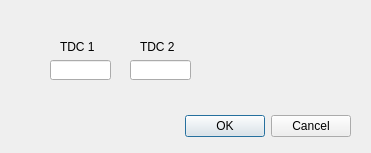
Entwicklungsburo-Stresing/EBST_CAM, file lsc-gui/dialogtdc.ui: the form before one commit.
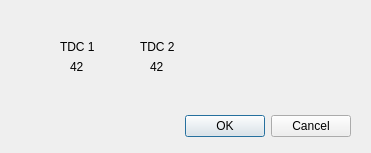
The form after the commit.

Commit message: finished tdc view...not tested well, but it should work well ;)

```diff
--- a/lsc-gui/dialogtdc.ui
+++ b/lsc-gui/dialogtdc.ui
@@ -42,38 +42,6 @@
     <string>TDC 1</string>
    </property>
   </widget>
-  <widget class="QLineEdit" name="viewTDC1">
-   <property name="geometry">
-    <rect>
-     <x>50</x>
-     <y>60</y>
-     <width>61</width>
-     <height>20</height>
-    </rect>
-   </property>
-   <property name="text">
-    <string/>
-   </property>
-   <property name="readOnly">
-    <bool>true</bool>
-   </property>
-  </widget>
-  <widget class="QLineEdit" name="viewTDC2">
-   <property name="geometry">
-    <rect>
-     <x>130</x>
-     <y>60</y>
-     <width>61</width>
-     <height>20</height>
-    </rect>
-   </property>
-   <property name="text">
-    <string/>
-   </property>
-   <property name="readOnly">
-    <bool>true</bool>
-   </property>
-  </widget>
   <widget class="QLabel" name="labelTDC2">
    <property name="geometry">
     <rect>
@@ -87,6 +55,32 @@
     <string>TDC 2</string>
    </property>
   </widget>
+  <widget class="QLabel" name="viewTDC1">
+   <property name="geometry">
+    <rect>
+     <x>70</x>
+     <y>60</y>
+     <width>47</width>
+     <height>14</height>
+    </rect>
+   </property>
+   <property name="text">
+    <string>42</string>
+   </property>
+  </widget>
+  <widget class="QLabel" name="viewTDC2">
+   <property name="geometry">
+    <rect>
+     <x>150</x>
+     <y>60</y>
+     <width>47</width>
+     <height>14</height>
+    </rect>
+   </property>
+   <property name="text">
+    <string>42</string>
+   </property>
+  </widget>
  </widget>
  <resources/>
  <connections>
```
The commit also changes 4 other files.
